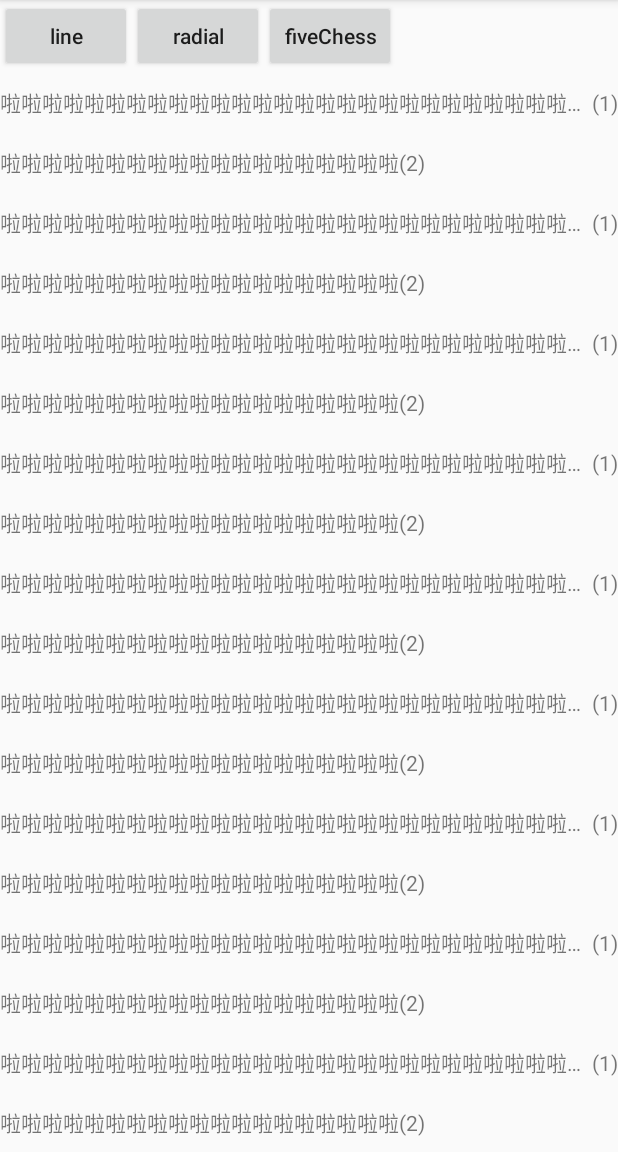
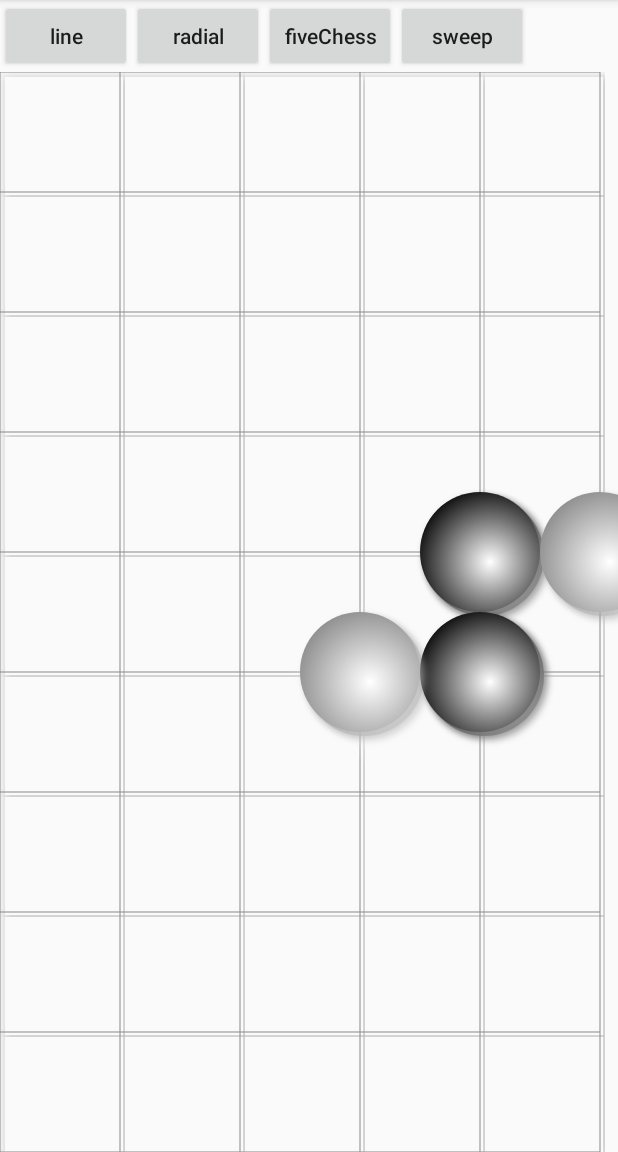
Before and after one commit to IdioticMadman/ViewLearn, an Android app: the GradientActivity screen opened directly, with no data from a screen before it, after a tap on "fiveChess", on a phone screen of 412 x 824 dp, the part 84-1236 px from its top. Run offline under Robolectric (Android 15) with nearby library versions, the phone set to English and light mode, and no system bars; 2 other taps on this screen came first.

Commit message:
add sweepGradient

```diff
--- a/chapter05/src/main/java/com/robert/chapter05/gradient/FiveChessView.java
+++ b/chapter05/src/main/java/com/robert/chapter05/gradient/FiveChessView.java
@@ -4,6 +4,8 @@ import android.content.Context;
 import android.graphics.Canvas;
 import android.graphics.Color;
 import android.graphics.Paint;
+import android.graphics.RadialGradient;
+import android.graphics.Shader;
 import android.support.annotation.Nullable;
 import android.util.AttributeSet;
 import android.view.View;
@@ -57,10 +59,22 @@ public class FiveChessView extends View {
         drawChess(canvas, 3, 5, ChessType.WHITE);
     }
 
+    /**
+     * 画棋子
+     *
+     * @param canvas
+     * @param x
+     * @param y
+     * @param chessType
+     */
     private void drawChess(Canvas canvas, int x, int y, ChessType chessType) {
         int colorOuter = chessType == ChessType.BLACK ? Color.BLACK : Color.GRAY;
         int colorInner = Color.WHITE;
-
+        RadialGradient rg = new RadialGradient(x * SIZE + OFFSET, y * SIZE + OFFSET, SIZE / 1.5f, colorInner, colorOuter, Shader.TileMode.CLAMP);
+        mPaint.setShader(rg);
+        this.setLayerType(View.LAYER_TYPE_SOFTWARE, mPaint);
+        mPaint.setShadowLayer(6, 4, 4, Color.parseColor("#AACCCCCC"));
+        canvas.drawCircle(x * SIZE, y * SIZE, SIZE / 2, mPaint);
     }
 
     /**
--- a/chapter05/src/main/java/com/robert/chapter05/gradient/GradientActivity.java
+++ b/chapter05/src/main/java/com/robert/chapter05/gradient/GradientActivity.java
@@ -3,17 +3,10 @@ package com.robert.chapter05.gradient;
 import android.os.Bundle;
 import android.support.annotation.Nullable;
 import android.support.v7.app.AppCompatActivity;
-import android.support.v7.widget.LinearLayoutManager;
-import android.support.v7.widget.RecyclerView;
-import android.view.LayoutInflater;
 import android.view.View;
-import android.view.ViewGroup;
-import android.widget.TextView;
+import android.widget.FrameLayout;
 
 import com.robert.chapter05.R;
-
-import java.util.Arrays;
-import java.util.List;
 
 /**
  * @author: robert
@@ -23,79 +16,16 @@ import java.util.List;
  */
 public class GradientActivity extends AppCompatActivity {
 
-//    private FrameLayout mFrameLayout;
+    private FrameLayout mFrameLayout;
 
     @Override
     protected void onCreate(@Nullable Bundle savedInstanceState) {
         super.onCreate(savedInstanceState);
         setContentView(R.layout.activity_gradient);
-//        mFrameLayout = (FrameLayout) findViewById(R.id.container);
-        RecyclerView recyclerView = (RecyclerView) findViewById(R.id.rv);
-        recyclerView.setLayoutManager(new LinearLayoutManager(this));
-        final List<Entity> data = Arrays.asList(
-                new Entity("啦啦啦啦啦啦啦啦啦啦啦啦啦啦啦啦啦啦啦啦啦啦啦啦啦啦啦啦啦啦啦啦啦啦啦啦啦啦", "(1)"),
-                new Entity("啦啦啦啦啦啦啦啦啦啦啦啦啦啦啦啦啦啦啦", "(2)"),
-                new Entity("啦啦啦啦啦啦啦啦啦啦啦啦啦啦啦啦啦啦啦啦啦啦啦啦啦啦啦啦啦啦啦啦啦啦啦啦啦啦", "(1)"),
-                new Entity("啦啦啦啦啦啦啦啦啦啦啦啦啦啦啦啦啦啦啦", "(2)"),
-                new Entity("啦啦啦啦啦啦啦啦啦啦啦啦啦啦啦啦啦啦啦啦啦啦啦啦啦啦啦啦啦啦啦啦啦啦啦啦啦啦", "(1)"),
-                new Entity("啦啦啦啦啦啦啦啦啦啦啦啦啦啦啦啦啦啦啦", "(2)"),
-                new Entity("啦啦啦啦啦啦啦啦啦啦啦啦啦啦啦啦啦啦啦啦啦啦啦啦啦啦啦啦啦啦啦啦啦啦啦啦啦啦", "(1)"),
-                new Entity("啦啦啦啦啦啦啦啦啦啦啦啦啦啦啦啦啦啦啦", "(2)"),
-                new Entity("啦啦啦啦啦啦啦啦啦啦啦啦啦啦啦啦啦啦啦啦啦啦啦啦啦啦啦啦啦啦啦啦啦啦啦啦啦啦", "(1)"),
-                new Entity("啦啦啦啦啦啦啦啦啦啦啦啦啦啦啦啦啦啦啦", "(2)"),
-                new Entity("啦啦啦啦啦啦啦啦啦啦啦啦啦啦啦啦啦啦啦啦啦啦啦啦啦啦啦啦啦啦啦啦啦啦啦啦啦啦", "(1)"),
-                new Entity("啦啦啦啦啦啦啦啦啦啦啦啦啦啦啦啦啦啦啦", "(2)"),
-                new Entity("啦啦啦啦啦啦啦啦啦啦啦啦啦啦啦啦啦啦啦啦啦啦啦啦啦啦啦啦啦啦啦啦啦啦啦啦啦啦", "(1)"),
-                new Entity("啦啦啦啦啦啦啦啦啦啦啦啦啦啦啦啦啦啦啦", "(2)"),
-                new Entity("啦啦啦啦啦啦啦啦啦啦啦啦啦啦啦啦啦啦啦啦啦啦啦啦啦啦啦啦啦啦啦啦啦啦啦啦啦啦", "(1)"),
-                new Entity("啦啦啦啦啦啦啦啦啦啦啦啦啦啦啦啦啦啦啦", "(2)"),
-                new Entity("啦啦啦啦啦啦啦啦啦啦啦啦啦啦啦啦啦啦啦啦啦啦啦啦啦啦啦啦啦啦啦啦啦啦啦啦啦啦", "(1)"),
-                new Entity("啦啦啦啦啦啦啦啦啦啦啦啦啦啦啦啦啦啦啦", "(2)"),
-                new Entity("啦啦啦啦啦啦啦啦啦啦啦啦啦啦啦啦啦啦啦啦啦啦啦啦啦啦啦啦啦啦啦啦啦啦啦啦啦啦", "(1)"),
-                new Entity("啦啦啦啦啦啦啦啦啦啦啦啦啦啦啦啦啦啦啦", "(2)"));
+        mFrameLayout = (FrameLayout) findViewById(R.id.container);
 
-        recyclerView.setAdapter(new RecyclerView.Adapter<ViewHolder>() {
-            @Override
-            public ViewHolder onCreateViewHolder(ViewGroup parent, int viewType) {
-                return new ViewHolder(LayoutInflater.from(parent.getContext()).inflate(R.layout.item, parent, false));
-            }
-
-            @Override
-            public void onBindViewHolder(ViewHolder holder, int position) {
-                holder.mTextView.setText(data.get(position).number);
-                holder.mTvContent.setText(data.get(position).title);
-            }
-
-            @Override
-            public int getItemCount() {
-                return data.size();
-            }
-        });
     }
 
-    static class ViewHolder extends RecyclerView.ViewHolder {
-
-
-        TextView mTvContent;
-        TextView mTextView;
-
-        ViewHolder(View itemView) {
-            super(itemView);
-            mTvContent = (TextView) itemView.findViewById(R.id.tv_content);
-            mTextView = (TextView) itemView.findViewById(R.id.tv_number);
-        }
-    }
-
-    static class Entity {
-        String title;
-        String number;
-
-        Entity(String title, String number) {
-            this.title = title;
-            this.number = number;
-        }
-    }
-/*
     public void line(View view) {
         mFrameLayout.removeAllViews();
         mFrameLayout.addView(new LineGradientView2(this));
@@ -109,5 +39,10 @@ public class GradientActivity extends AppCompatActivity {
     public void fiveChess(View view) {
         mFrameLayout.removeAllViews();
         mFrameLayout.addView(new FiveChessView(this));
-    }*/
+    }
+
+    public void sweep(View view) {
+        mFrameLayout.removeAllViews();
+        mFrameLayout.addView(new SweepGradientView(this));
+    }
 }
--- a/chapter05/src/main/java/com/robert/chapter05/gradient/SweepGradientView.java
+++ b/chapter05/src/main/java/com/robert/chapter05/gradient/SweepGradientView.java
@@ -1,8 +1,46 @@
 package com.robert.chapter05.gradient;
+
+import android.content.Context;
+import android.graphics.Canvas;
+import android.graphics.Color;
+import android.graphics.Paint;
+import android.graphics.SweepGradient;
+import android.support.annotation.Nullable;
+import android.util.AttributeSet;
+import android.view.View;
 
 /**
  * Created by robert on 2017/9/25.
  */
 
-public class SweepGradientView {
+public class SweepGradientView extends View {
+
+    private Paint mPaint;
+
+    public SweepGradientView(Context context) {
+        super(context);
+        init();
+    }
+
+    public SweepGradientView(Context context, @Nullable AttributeSet attrs) {
+        super(context, attrs);
+        init();
+    }
+
+    public SweepGradientView(Context context, @Nullable AttributeSet attrs, int defStyleAttr) {
+        super(context, attrs, defStyleAttr);
+        init();
+    }
+
+    private void init() {
+        mPaint = new Paint(Paint.ANTI_ALIAS_FLAG);
+        SweepGradient sg = new SweepGradient(200, 200, Color.RED, Color.GREEN);
+        mPaint.setShader(sg);
+    }
+
+    @Override
+    protected void onDraw(Canvas canvas) {
+        canvas.translate(50, 50);
+        canvas.drawCircle(200, 200, 200, mPaint);
+    }
 }
--- a/chapter05/src/main/res/layout/activity_gradient.xml
+++ b/chapter05/src/main/res/layout/activity_gradient.xml
@@ -31,21 +31,22 @@
         android:textAllCaps="false"
         app:layout_constraintLeft_toRightOf="@id/btn_radial"/>
 
-    <!--<FrameLayout-->
-        <!--android:id="@+id/container"-->
-        <!--android:layout_width="match_parent"-->
-        <!--android:layout_height="0dp"-->
-        <!--app:layout_constraintBottom_toBottomOf="parent"-->
-        <!--app:layout_constraintLeft_toLeftOf="parent"-->
-        <!--app:layout_constraintRight_toRightOf="parent"-->
-        <!--app:layout_constraintTop_toBottomOf="@id/btn_line"/>-->
-    <android.support.v7.widget.RecyclerView
-        android:id="@+id/rv"
+    <Button
+        android:id="@+id/btn_sweep"
+        android:layout_width="wrap_content"
+        android:layout_height="wrap_content"
+        android:onClick="sweep"
+        android:text="sweep"
+        android:textAllCaps="false"
+        app:layout_constraintLeft_toRightOf="@id/btn_five_chess"/>
+
+    <FrameLayout
+        android:id="@+id/container"
         android:layout_width="match_parent"
         android:layout_height="0dp"
         app:layout_constraintBottom_toBottomOf="parent"
         app:layout_constraintLeft_toLeftOf="parent"
         app:layout_constraintRight_toRightOf="parent"
-        app:layout_constraintTop_toBottomOf="@id/btn_line">
-    </android.support.v7.widget.RecyclerView>
+        app:layout_constraintTop_toBottomOf="@id/btn_line"/>
+
 </android.support.constraint.ConstraintLayout>
--- a/chapter05/src/main/res/layout/activity_main.xml
+++ b/chapter05/src/main/res/layout/activity_main.xml
@@ -26,7 +26,4 @@
         android:textAllCaps="false"
         app:layout_constraintLeft_toLeftOf="parent"
         app:layout_constraintTop_toBottomOf="@id/btn_shader"/>
-
-
-    <include layout="@layout/item"/>
 </android.support.constraint.ConstraintLayout>
```
Also changed, not shown: 1 other file.
